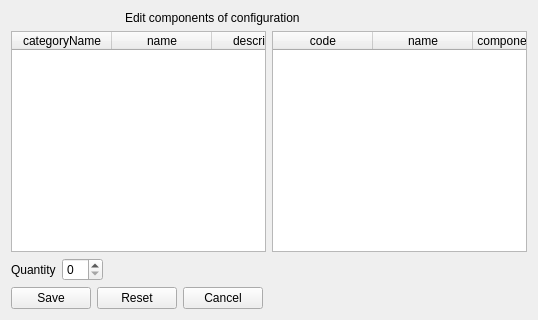
Wolframe/qtClient, file qt/apps/configurator/forms/configuration_component_edit.ui: the form before one commit.
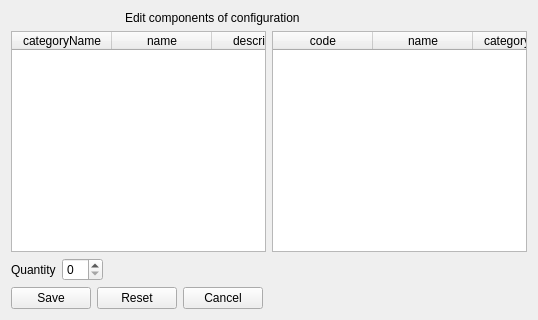
The form after the commit. Icons and pictures are not drawn.

Commit message: configurator: - creationDate=datetime('now') instead of input field - fixed some categoryNames in configurations and components qtclient: fixed some crashes

What changed in the file:
```diff
--- a/qt/apps/configurator/forms/configuration_component_edit.ui
+++ b/qt/apps/configurator/forms/configuration_component_edit.ui
@@ -289,7 +289,7 @@
        </column>
        <column>
         <property name="text">
-         <string>componentName</string>
+         <string>categoryName</string>
         </property>
        </column>
        <column>
```
The commit also changes 8 other files.
